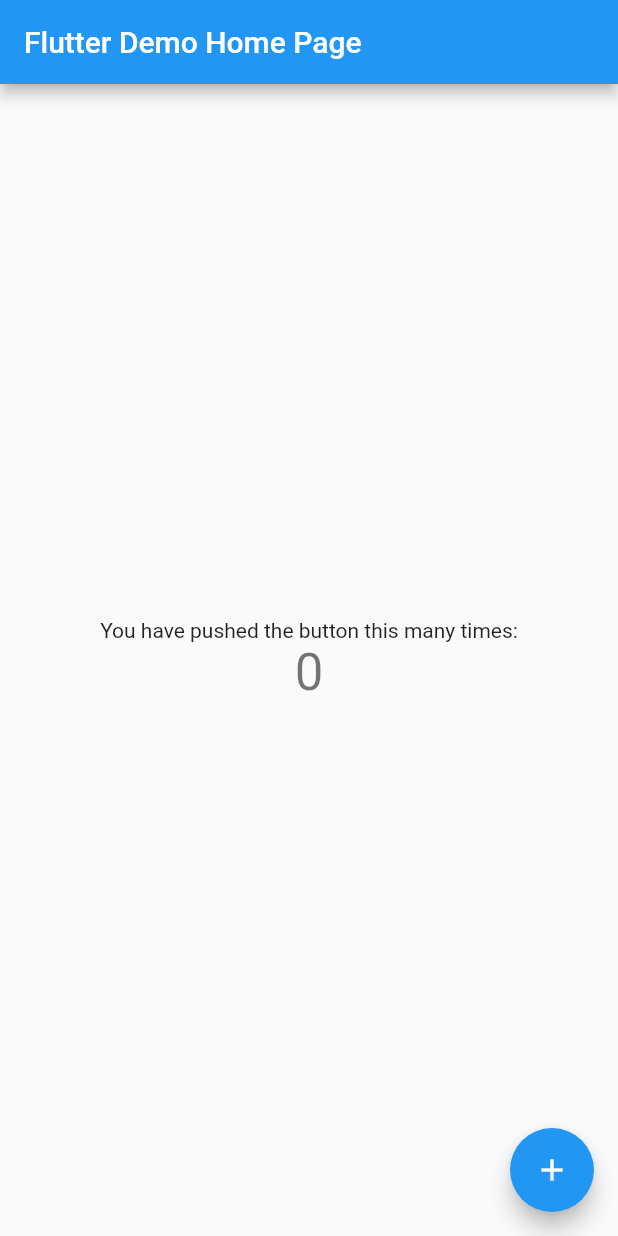
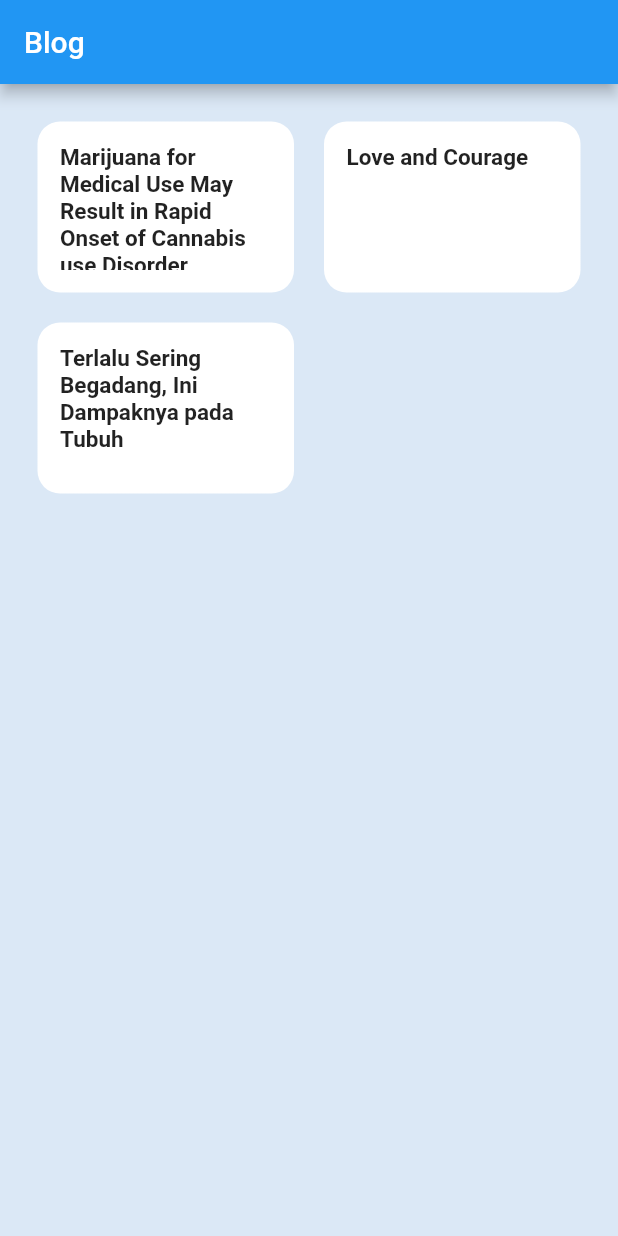
Before and after one commit to afiqilyasakmal/nutri-robo-mobile, a Flutter app: the screen it shows after launch, on a phone screen of 412 x 824 dp. Run offline on Flutter 3.47's test engine with Material 2 defaults, Android fonts, the phone set to English and light mode, and no system bars.

Commit message:
base design for list of post and it's details

```diff
--- /dev/null
+++ b/lib/blog_detail_screen.dart
@@ -0,0 +1,24 @@
+import 'package:flutter/material.dart';
+
+class BlogDetailScreen extends StatelessWidget {
+
+  final String blogId;
+  final String blogTitle;
+
+  BlogDetailScreen(this.blogId, this.blogTitle);
+
+
+  @override
+  Widget build(BuildContext context) {
+    return Scaffold(
+      appBar: AppBar(
+        title: Text(blogTitle),
+        ) ,
+      body: Center(
+        child: Text(
+          'The detailed post!',
+          )
+        ),
+    );
+  }
+}
--- /dev/null
+++ b/lib/blog_item.dart
@@ -0,0 +1,44 @@
+import 'package:flutter/material.dart';
+import './blog_detail_screen.dart';
+
+// custom widget untuk masing-masing post
+import 'package:nutrirobo/models/blog.dart';
+
+class BlogItem extends StatelessWidget {
+  final String id;
+  final String title;
+  final Color color;
+
+  BlogItem(this.id, this.title, this.color);
+
+  void selectPost(BuildContext ctx) {
+    Navigator.of(ctx).push(
+      MaterialPageRoute(
+        builder: (_) {
+          return BlogDetailScreen(id, title);
+        },
+      ),
+    );
+  }
+
+  @override
+  Widget build(BuildContext context) {
+    return InkWell(
+      onTap: () => selectPost(context),
+      splashColor: Theme.of(context).primaryColor,
+      borderRadius: BorderRadius.circular(15),
+      child: Container(
+        padding: const EdgeInsets.all(15),
+        child: Text(title, style: TextStyle(fontWeight: FontWeight.bold, fontSize: 15),),
+        decoration: BoxDecoration(
+          gradient: LinearGradient(
+            colors: [color.withOpacity(1), color],
+            begin: Alignment.topLeft,
+            end: Alignment.bottomRight,
+          ),
+          borderRadius: BorderRadius.circular(15),
+        ),
+      ),
+    );
+  }
+}
--- /dev/null
+++ b/lib/blogs_screen.dart
@@ -0,0 +1,28 @@
+// halaman yang menampilkan post
+import 'package:flutter/material.dart';
+
+import './dummy_data.dart';
+import './blog_item.dart';
+
+// class untuk menampilkan daftar post
+class BlogsScreen extends StatelessWidget {
+  @override
+  Widget build(BuildContext context) {
+    return Scaffold(
+      appBar: AppBar(title: const Text('Blog'),),
+      body: GridView(
+      padding: const EdgeInsets.all(25),
+      children: DUMMY_BLOGS
+      .map(
+        (blogData) => BlogItem(blogData.id, blogData.title, blogData.color)).toList(),
+      // desain grid
+      gridDelegate: SliverGridDelegateWithMaxCrossAxisExtent(
+        maxCrossAxisExtent: 200,
+        childAspectRatio: 3 / 2,
+        crossAxisSpacing: 20,
+        mainAxisSpacing: 20,
+        ),
+    ),
+    );
+  }
+}
--- /dev/null
+++ b/lib/dummy_data.dart
@@ -0,0 +1,18 @@
+import 'package:flutter/material.dart';
+
+import './models/blog.dart';
+
+const DUMMY_BLOGS = const [
+  Blog(
+    id: 'b1',
+    title: 'Marijuana for Medical Use May Result in Rapid Onset of Cannabis use Disorder',
+  ),
+  Blog(
+    id: 'b2',
+    title: 'Love and Courage',
+  ),
+  Blog(
+    id: 'b3',
+    title: 'Terlalu Sering Begadang, Ini Dampaknya pada Tubuh',
+  ),
+];
--- a/lib/main.dart
+++ b/lib/main.dart
@@ -1,115 +1,18 @@
 import 'package:flutter/material.dart';
+import './blogs_screen.dart';
 
-void main() {
-  runApp(const MyApp());
-}
+void main() => runApp(MyApp());
 
 class MyApp extends StatelessWidget {
-  const MyApp({super.key});
-
-  // This widget is the root of your application.
   @override
   Widget build(BuildContext context) {
     return MaterialApp(
-      title: 'Flutter Demo',
+      title: 'Nutrirobo - Blog',
       theme: ThemeData(
-        // This is the theme of your application.
-        //
-        // Try running your application with "flutter run". You'll see the
-        // application has a blue toolbar. Then, without quitting the app, try
-        // changing the primarySwatch below to Colors.green and then invoke
-        // "hot reload" (press "r" in the console where you ran "flutter run",
-        // or simply save your changes to "hot reload" in a Flutter IDE).
-        // Notice that the counter didn't reset back to zero; the application
-        // is not restarted.
         primarySwatch: Colors.blue,
+        scaffoldBackgroundColor: const Color.fromRGBO(219, 232, 246, 1.0),
       ),
-      home: const MyHomePage(title: 'Flutter Demo Home Page'),
+      home: BlogsScreen(),
     );
   }
 }
-
-class MyHomePage extends StatefulWidget {
-  const MyHomePage({super.key, required this.title});
-
-  // This widget is the home page of your application. It is stateful, meaning
-  // that it has a State object (defined below) that contains fields that affect
-  // how it looks.
-
-  // This class is the configuration for the state. It holds the values (in this
-  // case the title) provided by the parent (in this case the App widget) and
-  // used by the build method of the State. Fields in a Widget subclass are
-  // always marked "final".
-
-  final String title;
-
-  @override
-  State<MyHomePage> createState() => _MyHomePageState();
-}
-
-class _MyHomePageState extends State<MyHomePage> {
-  int _counter = 0;
-
-  void _incrementCounter() {
-    setState(() {
-      // This call to setState tells the Flutter framework that something has
-      // changed in this State, which causes it to rerun the build method below
-      // so that the display can reflect the updated values. If we changed
-      // _counter without calling setState(), then the build method would not be
-      // called again, and so nothing would appear to happen.
-      _counter++;
-    });
-  }
-
-  @override
-  Widget build(BuildContext context) {
-    // This method is rerun every time setState is called, for instance as done
-    // by the _incrementCounter method above.
-    //
-    // The Flutter framework has been optimized to make rerunning build methods
-    // fast, so that you can just rebuild anything that needs updating rather
-    // than having to individually change instances of widgets.
-    return Scaffold(
-      appBar: AppBar(
-        // Here we take the value from the MyHomePage object that was created by
-        // the App.build method, and use it to set our appbar title.
-        title: Text(widget.title),
-      ),
-      body: Center(
-        // Center is a layout widget. It takes a single child and positions it
-        // in the middle of the parent.
-        child: Column(
-          // Column is also a layout widget. It takes a list of children and
-          // arranges them vertically. By default, it sizes itself to fit its
-          // children horizontally, and tries to be as tall as its parent.
-          //
-          // Invoke "debug painting" (press "p" in the console, choose the
-          // "Toggle Debug Paint" action from the Flutter Inspector in Android
-          // Studio, or the "Toggle Debug Paint" command in Visual Studio Code)
-          // to see the wireframe for each widget.
-          //
-          // Column has various properties to control how it sizes itself and
-          // how it positions its children. Here we use mainAxisAlignment to
-          // center the children vertically; the main axis here is the vertical
-          // axis because Columns are vertical (the cross axis would be
-          // horizontal).
-          mainAxisAlignment: MainAxisAlignment.center,
-          children: <Widget>[
-            const Text(
-              'You have pushed the button this many times:',
-            ),
-            Text(
-              '$_counter',
-              style: Theme.of(context).textTheme.headline4,
-            ),
-          ],
-        ),
-      ),
-      floatingActionButton: FloatingActionButton(
-        onPressed: _incrementCounter,
-        tooltip: 'Increment',
-        child: const Icon(Icons.add),
-      ), // This trailing comma makes auto-formatting nicer for build methods.
-    );
-  }
-}
--- /dev/null
+++ b/lib/models/blog.dart
@@ -0,0 +1,14 @@
+// memodelkan data yang ingin ditampilkan
+import 'package:flutter/material.dart';
+
+class Blog {
+  final String id;
+  final String title;
+  final Color color;
+
+  const Blog({
+    required this.id,
+    required this.title,
+    this.color = Colors.white
+    });
+}
```
Also changed, not shown: 1 other file.
